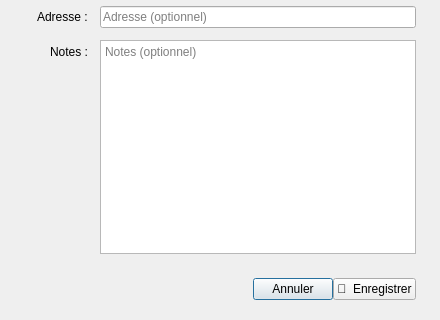
Before: the Qt Designer form app/ui/supplier_dialog.ui in Arafat-029/storemanager-pro, drawn with Qt 5; both pictures show x 0 to 440 and y 160 to 480 of the 440 by 480 pixel window.
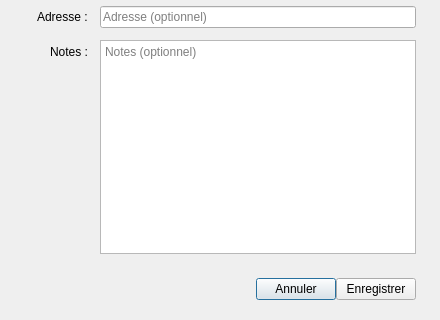
After: the same form once the commit is applied.

What changed in the file:
```diff
--- a/app/ui/supplier_dialog.ui
+++ b/app/ui/supplier_dialog.ui
@@ -72,7 +72,7 @@
      </item>
      <item>
       <widget class="QPushButton" name="btnSave">
-       <property name="text"><string>💾  Enregistrer</string></property>
+       <property name="text"><string>Enregistrer</string></property>
       </widget>
      </item>
     </layout>
```
